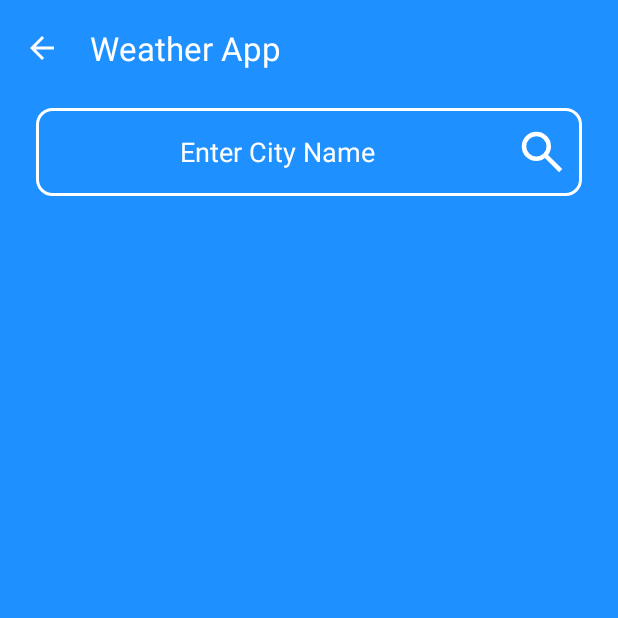
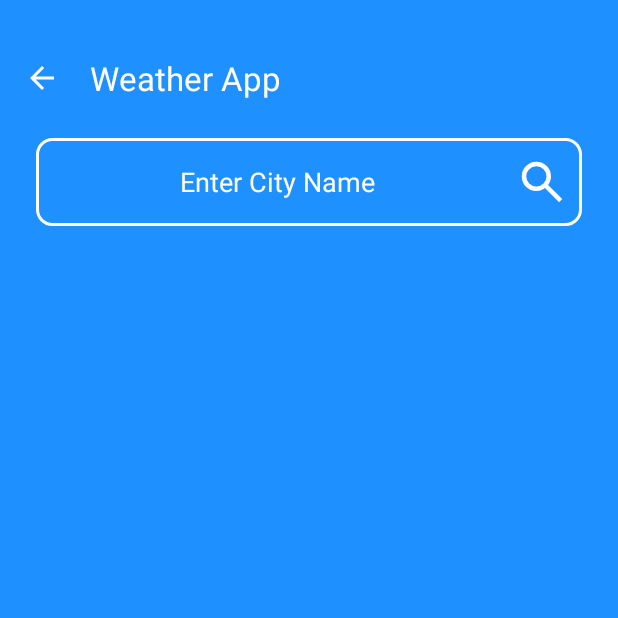
Before and after one commit to Shivambaranwal267/Weather-App, an Android app: the screen it shows after launch (WeatherActivity), after a tap on "Get Weather By City Name", on a phone screen of 412 x 824 dp, the top half of it. Run offline under Robolectric (Android 15) with nearby library versions, the phone set to English and light mode, and no system bars; our stand-ins replace Picasso; pictures from the network do not load.

Commit message:
ui change

```diff
--- a/app/src/main/java/com/example/weatherapp/view/WeatherActivity.java
+++ b/app/src/main/java/com/example/weatherapp/view/WeatherActivity.java
@@ -1,7 +1,6 @@
 package com.example.weatherapp.view;
 
 import android.annotation.SuppressLint;
-
 import android.content.Context;
 import android.location.LocationListener;
 import android.location.LocationManager;
--- a/app/src/main/res/layout/activity_weather.xml
+++ b/app/src/main/res/layout/activity_weather.xml
@@ -8,6 +8,10 @@
     android:background="@color/blue"
     tools:context=".view.WeatherActivity">
 
+    <androidx.constraintlayout.widget.ConstraintLayout
+        android:layout_width="match_parent"
+        android:layout_height="match_parent">
+
         <ScrollView
             android:layout_width="match_parent"
             android:layout_height="match_parent">
@@ -15,7 +19,8 @@
 
             <androidx.constraintlayout.widget.ConstraintLayout
                 android:layout_width="match_parent"
-            android:layout_height="wrap_content">
+                android:layout_height="wrap_content"
+                android:layout_marginTop="20dp">
 
                 <com.google.android.material.appbar.AppBarLayout
                     android:id="@+id/appBarLayout"
@@ -293,5 +298,6 @@
             </androidx.constraintlayout.widget.ConstraintLayout>
 
         </ScrollView>
+    </androidx.constraintlayout.widget.ConstraintLayout>
 
 </androidx.swiperefreshlayout.widget.SwipeRefreshLayout>
```
Lines whose indentation alone changed are shown as unchanged.
